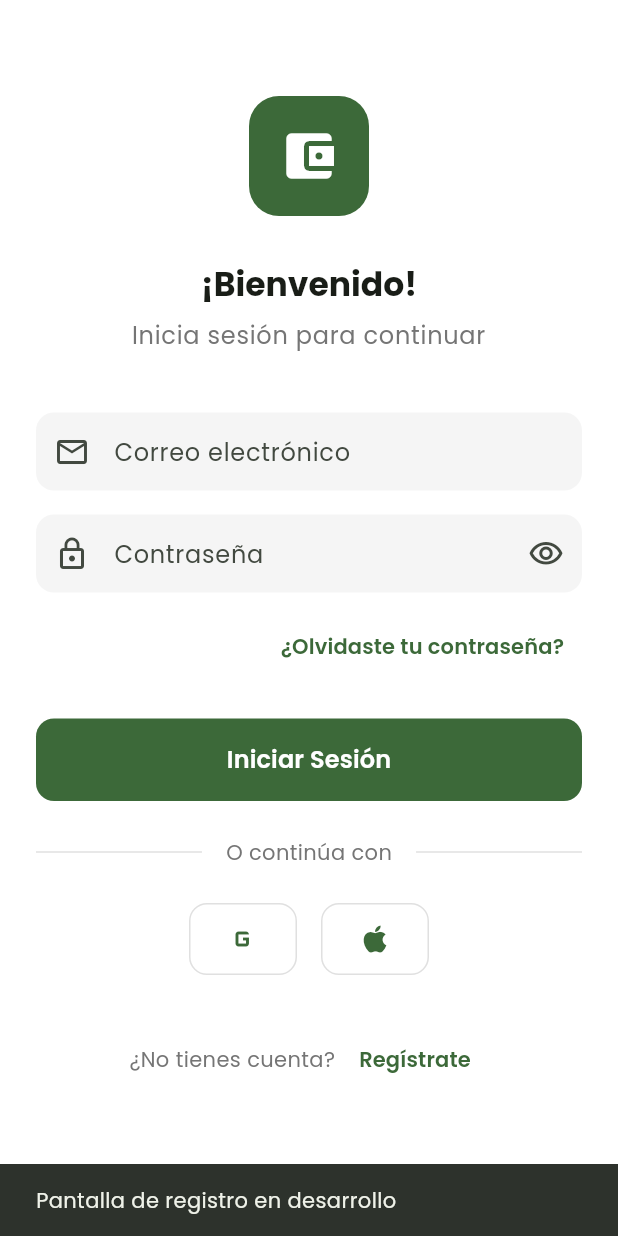
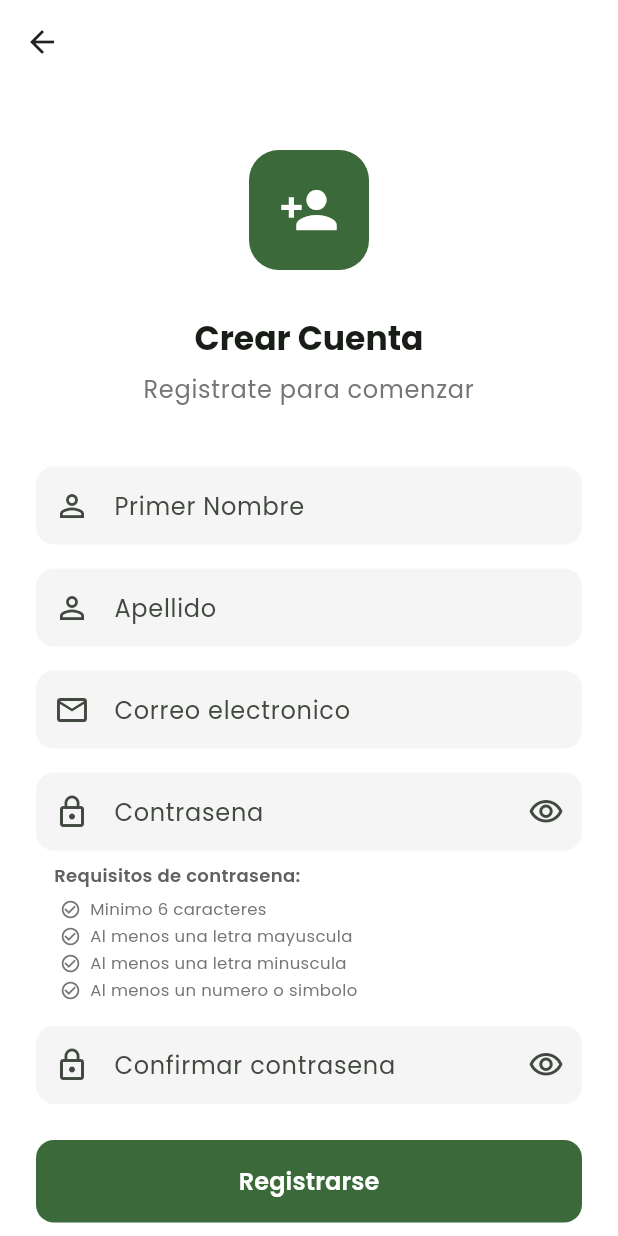
Before and after one commit to Sushiland123/finova_colaborativa, a Flutter app: the LoginScreen screen opened by its route, after a tap on "Regístrate", on a phone screen of 412 x 824 dp. Run offline on Flutter 3.47's test engine with Material 3 defaults, Android fonts, the phone set to English and light mode, and no system bars; drawn by our look-alikes of flutter_animate; our stand-ins replace connectivity_plus, dio, equatable, fl_chart, flutter_riverpod, flutter_secure_storage and 8 more; accounts and stored records are empty.

Commit message:
registro

```diff
--- a/lib/domain/providers/domain_providers.dart
+++ b/lib/domain/providers/domain_providers.dart
@@ -124,6 +124,11 @@ final getCurrentUserUseCaseProvider = Provider<GetCurrentUserUseCase>((ref) {
   return GetCurrentUserUseCase(repository);
 });
 
+final registerUseCaseProvider = Provider<RegisterUseCase>((ref) {
+  final repository = ref.watch(authRepositoryProvider);
+  return RegisterUseCase(repository);
+});
+
 // ============ PROVIDERS DE USE CASES - GROUPS ============
 
 final getUserGroupsUseCaseProvider = Provider<GetUserGroupsUseCase>((ref) {
--- a/lib/domain/usecases/auth_usecases.dart
+++ b/lib/domain/usecases/auth_usecases.dart
@@ -65,3 +65,50 @@ class GetCurrentUserUseCase extends NoParamsUseCase<UserEntity?> {
     return await _repository.getCurrentUser();
   }
 }
+
+/// Use Case: Registro
+class RegisterUseCase extends UseCase<AuthEntity, RegisterParams> {
+  final IAuthRepository _repository;
+
+  RegisterUseCase(this._repository);
+
+  @override
+  Future<AuthEntity> call(RegisterParams params) async {
+    // Validaciones de negocio
+    if (params.name.isEmpty || params.name.length < 2) {
+      throw Exception('El nombre debe tener al menos 2 caracteres');
+    }
+
+    if (params.email.isEmpty || !params.email.contains('@')) {
+      throw Exception('Email invalido');
+    }
+
+    if (params.password.isEmpty || params.password.length < 6) {
+      throw Exception('La contrasena debe tener al menos 6 caracteres');
+    }
+
+    if (params.password != params.confirmPassword) {
+      throw Exception('Las contrasenas no coinciden');
+    }
+
+    return await _repository.register(
+      name: params.name,
+      email: params.email,
+      password: params.password,
+    );
+  }
+}
+
+class RegisterParams {
+  final String name;
+  final String email;
+  final String password;
+  final String confirmPassword;
+
+  RegisterParams({
+    required this.name,
+    required this.email,
+    required this.password,
+    required this.confirmPassword,
+  });
+}
--- a/lib/presentation/screens/auth/login_screen.dart
+++ b/lib/presentation/screens/auth/login_screen.dart
@@ -268,14 +268,7 @@ class _LoginScreenState extends ConsumerState<LoginScreen> {
                       style: TextStyle(color: Colors.grey[600]),
                     ),
                     TextButton(
-                      onPressed: () {
-                        // TODO: Navegar a registro
-                        ScaffoldMessenger.of(context).showSnackBar(
-                          const SnackBar(
-                            content: Text('Pantalla de registro en desarrollo'),
-                          ),
-                        );
-                      },
+                      onPressed: () => context.go('/register'),
                       child: const Text(
                         'Regístrate',
                         style: TextStyle(fontWeight: FontWeight.w600),
--- /dev/null
+++ b/lib/presentation/screens/auth/register_screen.dart
@@ -0,0 +1,493 @@
+import 'package:flutter/material.dart';
+import 'package:go_router/go_router.dart';
+import 'package:provider/provider.dart';
+import 'package:flutter_riverpod/flutter_riverpod.dart';
+import '../../providers/auth_provider.dart';
+import '../../providers/app_provider.dart';
+import 'package:flutter_animate/flutter_animate.dart';
+
+class RegisterScreen extends ConsumerStatefulWidget {
+  const RegisterScreen({Key? key}) : super(key: key);
+
+  @override
+  ConsumerState<RegisterScreen> createState() => _RegisterScreenState();
+}
+
+class _RegisterScreenState extends ConsumerState<RegisterScreen> {
+  final _formKey = GlobalKey<FormState>();
+  final _firstNameController = TextEditingController();
+  final _lastNameController = TextEditingController();
+  final _emailController = TextEditingController();
+  final _passwordController = TextEditingController();
+  final _confirmPasswordController = TextEditingController();
+  bool _isLoading = false;
+  bool _obscurePassword = true;
+  bool _obscureConfirmPassword = true;
+  String? _errorMessage;
+
+  @override
+  Widget build(BuildContext context) {
+    return Scaffold(
+      backgroundColor: Colors.white,
+      appBar: AppBar(
+        backgroundColor: Colors.transparent,
+        elevation: 0,
+        leading: IconButton(
+          icon: const Icon(Icons.arrow_back),
+          onPressed: () => context.go('/login'),
+        ),
+      ),
+      body: SafeArea(
+        child: SingleChildScrollView(
+          padding: const EdgeInsets.all(24),
+          child: Form(
+            key: _formKey,
+            child: Column(
+              crossAxisAlignment: CrossAxisAlignment.stretch,
+              children: [
+                const SizedBox(height: 20),
+
+                // Logo
+                Center(
+                  child: Container(
+                    width: 80,
+                    height: 80,
+                    decoration: BoxDecoration(
+                      color: Theme.of(context).primaryColor,
+                      borderRadius: BorderRadius.circular(20),
+                    ),
+                    child: const Icon(
+                      Icons.person_add,
+                      size: 40,
+                      color: Colors.white,
+                    ),
+                  ),
+                )
+                .animate()
+                .fadeIn()
+                .scale(),
+
+                const SizedBox(height: 32),
+
+                // Título
+                Text(
+                  'Crear Cuenta',
+                  style: Theme.of(context).textTheme.headlineLarge?.copyWith(
+                    fontWeight: FontWeight.bold,
+                  ),
+                  textAlign: TextAlign.center,
+                )
+                .animate()
+                .fadeIn(delay: 200.ms),
+
+                const SizedBox(height: 8),
+
+                Text(
+                  'Registrate para comenzar',
+                  style: Theme.of(context).textTheme.bodyLarge?.copyWith(
+                    color: Colors.grey[600],
+                  ),
+                  textAlign: TextAlign.center,
+                )
+                .animate()
+                .fadeIn(delay: 300.ms),
+
+                const SizedBox(height: 40),
+
+                // Campo Primer Nombre
+                TextFormField(
+                  controller: _firstNameController,
+                  keyboardType: TextInputType.name,
+                  textCapitalization: TextCapitalization.words,
+                  decoration: const InputDecoration(
+                    labelText: 'Primer Nombre',
+                    hintText: 'Juan',
+                    prefixIcon: Icon(Icons.person_outline),
+                  ),
+                  validator: (value) {
+                    if (value == null || value.isEmpty) {
+                      return 'Por favor ingresa tu primer nombre';
+                    }
+                    if (value.length < 2) {
+                      return 'Debe tener al menos 2 caracteres';
+                    }
+                    return null;
+                  },
+                )
+                .animate()
+                .fadeIn(delay: 400.ms)
+                .slideX(begin: -0.1, end: 0),
+
+                const SizedBox(height: 16),
+
+                // Campo Apellido
+                TextFormField(
+                  controller: _lastNameController,
+                  keyboardType: TextInputType.name,
+                  textCapitalization: TextCapitalization.words,
+                  decoration: const InputDecoration(
+                    labelText: 'Apellido',
+                    hintText: 'Perez',
+                    prefixIcon: Icon(Icons.person_outline),
+                  ),
+                  validator: (value) {
+                    if (value == null || value.isEmpty) {
+                      return 'Por favor ingresa tu apellido';
+                    }
+                    if (value.length < 2) {
+                      return 'Debe tener al menos 2 caracteres';
+                    }
+                    return null;
+                  },
+                )
+                .animate()
+                .fadeIn(delay: 450.ms)
+                .slideX(begin: -0.1, end: 0),
+
+                const SizedBox(height: 16),
+
+                // Campo Email
+                TextFormField(
+                  controller: _emailController,
+                  keyboardType: TextInputType.emailAddress,
+                  decoration: const InputDecoration(
+                    labelText: 'Correo electronico',
+                    hintText: 'ejemplo@correo.com',
+                    prefixIcon: Icon(Icons.email_outlined),
+                  ),
+                  validator: (value) {
+                    if (value == null || value.isEmpty) {
+                      return 'Por favor ingresa tu correo';
+                    }
+                    if (!value.contains('@') || !value.contains('.')) {
+                      return 'Ingresa un correo valido (ej: usuario@correo.com)';
+                    }
+                    final parts = value.split('@');
+                    if (parts.length != 2 || parts[0].isEmpty || parts[1].isEmpty) {
+                      return 'Formato de correo invalido';
+                    }
+                    return null;
+                  },
+                )
+                .animate()
+                .fadeIn(delay: 500.ms)
+                .slideX(begin: -0.1, end: 0),
+
+                const SizedBox(height: 16),
+
+                // Campo Contraseña
+                TextFormField(
+                  controller: _passwordController,
+                  obscureText: _obscurePassword,
+                  decoration: InputDecoration(
+                    labelText: 'Contrasena',
+                    hintText: '••••••••',
+                    prefixIcon: const Icon(Icons.lock_outline),
+                    suffixIcon: IconButton(
+                      icon: Icon(
+                        _obscurePassword
+                            ? Icons.visibility_outlined
+                            : Icons.visibility_off_outlined,
+                      ),
+                      onPressed: () {
+                        setState(() {
+                          _obscurePassword = !_obscurePassword;
+                        });
+                      },
+                    ),
+                  ),
+                  validator: (value) {
+                    if (value == null || value.isEmpty) {
+                      return 'Por favor ingresa tu contrasena';
+                    }
+                    if (value.length < 6) {
+                      return 'Minimo 6 caracteres';
+                    }
+                    // Validación backend: mayúscula, minúscula, número o especial
+                    bool hasUppercase = value.contains(RegExp(r'[A-Z]'));
+                    bool hasLowercase = value.contains(RegExp(r'[a-z]'));
+                    bool hasDigitOrSpecial = value.contains(RegExp(r'[0-9!@#$%^&*(),.?":{}|<>]'));
+
+                    if (!hasUppercase || !hasLowercase || !hasDigitOrSpecial) {
+                      return 'Debe tener mayuscula, minuscula y numero/simbolo';
+                    }
+                    return null;
+                  },
+                )
+                .animate()
+                .fadeIn(delay: 600.ms)
+                .slideX(begin: -0.1, end: 0),
+
+                const SizedBox(height: 8),
+
+                // Requisitos de contraseña
+                Padding(
+                  padding: const EdgeInsets.symmetric(horizontal: 12),
+                  child: Column(
+                    crossAxisAlignment: CrossAxisAlignment.start,
+                    children: [
+                      Text(
+                        'Requisitos de contrasena:',
+                        style: TextStyle(
+                          fontSize: 12,
+                          color: Colors.grey[700],
+                          fontWeight: FontWeight.w600,
+                        ),
+                      ),
+                      const SizedBox(height: 4),
+                      _buildPasswordRequirement('Minimo 6 caracteres'),
+                      _buildPasswordRequirement('Al menos una letra mayuscula'),
+                      _buildPasswordRequirement('Al menos una letra minuscula'),
+                      _buildPasswordRequirement('Al menos un numero o simbolo'),
+                    ],
+                  ),
+                )
+                .animate()
+                .fadeIn(delay: 650.ms),
+
+                const SizedBox(height: 16),
+
+                // Campo Confirmar Contraseña
+                TextFormField(
+                  controller: _confirmPasswordController,
+                  obscureText: _obscureConfirmPassword,
+                  decoration: InputDecoration(
+                    labelText: 'Confirmar contrasena',
+                    hintText: '••••••••',
+                    prefixIcon: const Icon(Icons.lock_outline),
+                    suffixIcon: IconButton(
+                      icon: Icon(
+                        _obscureConfirmPassword
+                            ? Icons.visibility_outlined
+                            : Icons.visibility_off_outlined,
+                      ),
+                      onPressed: () {
+                        setState(() {
+                          _obscureConfirmPassword = !_obscureConfirmPassword;
+                        });
+                      },
+                    ),
+                  ),
+                  validator: (value) {
+                    if (value == null || value.isEmpty) {
+                      return 'Por favor confirma tu contrasena';
+                    }
+                    if (value != _passwordController.text) {
+                      return 'Las contrasenas no coinciden';
+                    }
+                    return null;
+                  },
+                )
+                .animate()
+                .fadeIn(delay: 700.ms)
+                .slideX(begin: -0.1, end: 0),
+
+                const SizedBox(height: 24),
+
+                // Mensaje de error
+                if (_errorMessage != null) ...[
+                  Container(
+                    padding: const EdgeInsets.symmetric(vertical: 12, horizontal: 16),
+                    decoration: BoxDecoration(
+                      color: Colors.red.withOpacity(0.1),
+                      borderRadius: BorderRadius.circular(12),
+                      border: Border.all(color: Colors.red.withOpacity(0.3)),
+                    ),
+                    child: Row(
+                      children: [
+                        const Icon(Icons.error_outline, color: Colors.red, size: 20),
+                        const SizedBox(width: 12),
+                        Expanded(
+                          child: Text(
+                            _parseErrorMessage(_errorMessage!),
+                            style: const TextStyle(
+                              color: Colors.red,
+                              fontSize: 13,
+                              fontWeight: FontWeight.w500,
+                            ),
+                          ),
+                        ),
+                        IconButton(
+                          icon: const Icon(Icons.close, size: 18, color: Colors.red),
+                          padding: EdgeInsets.zero,
+                          constraints: const BoxConstraints(),
+                          onPressed: () => setState(() => _errorMessage = null),
+                        ),
+                      ],
+                    ),
+                  )
+                  .animate()
+                  .fadeIn()
+                  .shake(),
+                  const SizedBox(height: 16),
+                ],
+
+                // Botón Registrarse
+                ElevatedButton(
+                  onPressed: _isLoading ? null : _handleRegister,
+                  style: ElevatedButton.styleFrom(
+                    backgroundColor: Theme.of(context).primaryColor,
+                    foregroundColor: Colors.white,
+                    padding: const EdgeInsets.symmetric(vertical: 16),
+                  ),
+                  child: _isLoading
+                      ? const SizedBox(
+                          height: 20,
+                          width: 20,
+                          child: CircularProgressIndicator(
+                            strokeWidth: 2,
+                            valueColor:
+                                AlwaysStoppedAnimation<Color>(Colors.white),
+                          ),
+                        )
+                      : const Text(
+                          'Registrarse',
+                          style: TextStyle(
+                            fontSize: 16,
+                            fontWeight: FontWeight.w600,
+                          ),
+                        ),
+                )
+                .animate()
+                .fadeIn(delay: 800.ms)
+                .slideY(begin: 0.1, end: 0),
+
+                const SizedBox(height: 24),
+
+                // Ya tienes cuenta
+                Row(
+                  mainAxisAlignment: MainAxisAlignment.center,
+                  children: [
+                    Text(
+                      'Ya tienes cuenta? ',
+                      style: TextStyle(color: Colors.grey[600]),
+                    ),
+                    TextButton(
+                      onPressed: () => context.go('/login'),
+                      child: const Text(
+                        'Inicia sesion',
+                        style: TextStyle(fontWeight: FontWeight.w600),
+                      ),
+                    ),
+                  ],
+                )
+                .animate()
+                .fadeIn(delay: 900.ms),
+              ],
+            ),
+          ),
+        ),
+      ),
+    );
+  }
+
+  Future<void> _handleRegister() async {
+    if (!_formKey.currentState!.validate()) return;
+
+    setState(() {
+      _isLoading = true;
+      _errorMessage = null;
+    });
+
+    try {
+      final authNotifier = ref.read(authNotifierProvider.notifier);
+
+      // Combinar nombre completo para el backend
+      final fullName = '${_firstNameController.text.trim()} ${_lastNameController.text.trim()}';
+
+      await authNotifier.register(
+        name: fullName,
+        email: _emailController.text.trim(),
+        password: _passwordController.text.trim(),
+        confirmPassword: _confirmPasswordController.text.trim(),
+      );
+
+      if (!mounted) return;
+
+      final newState = ref.read(authNotifierProvider);
+
+      if (newState.isAuthenticated) {
+        // Inicializar datos post-registro
+        if (mounted) {
+          context.read<AppProvider>().initializeAfterLogin();
+          // El GoRouter redirigirá automáticamente a /home
+        }
+      } else if (newState.error != null) {
+        if (mounted) {
+          setState(() {
+            _errorMessage = newState.error;
+            _isLoading = false;
+          });
+        }
+      }
+    } catch (e) {
+      if (mounted) {
+        setState(() {
+          _errorMessage = 'Error al registrar: $e';
+          _isLoading = false;
+        });
+      }
+    }
+  }
+
+  @override
+  void dispose() {
+    _firstNameController.dispose();
+    _lastNameController.dispose();
+    _emailController.dispose();
+    _passwordController.dispose();
+    _confirmPasswordController.dispose();
+    super.dispose();
+  }
+
+  Widget _buildPasswordRequirement(String text) {
+    return Padding(
+      padding: const EdgeInsets.only(left: 4, top: 2),
+      child: Row(
+        children: [
+          Icon(
+            Icons.check_circle_outline,
+            size: 14,
+            color: Colors.grey[600],
+          ),
+          const SizedBox(width: 6),
+          Text(
+            text,
+            style: TextStyle(
+              fontSize: 11,
+              color: Colors.grey[600],
+            ),
+          ),
+        ],
+      ),
+    );
+  }
+
+  String _parseErrorMessage(String error) {
+    // Limpiar mensajes de error técnicos para el usuario
+    if (error.contains('Exception:')) {
+      error = error.replaceAll('Exception:', '').trim();
+    }
+
+    // Mensajes comunes del backend
+    if (error.contains('email already exists') || error.contains('ya existe')) {
+      return 'Este correo electronico ya esta registrado';
+    }
+    if (error.contains('password') && error.contains('weak')) {
+      return 'La contrasena no cumple con los requisitos de seguridad';
+    }
+    if (error.contains('invalid email')) {
+      return 'El formato del correo electronico es invalido';
+    }
+    if (error.contains('Network')) {
+      return 'Error de conexion. Verifica tu internet';
+    }
+
+    // Si el error es muy largo, mostrar versión resumida
+    if (error.length > 100) {
+      return 'Error al registrar. Verifica tus datos e intenta nuevamente';
+    }
+
+    return error;
+  }
+}
```
Also changed, not shown: lib/data/datasources/remote/auth_remote_datasource.dart (+12 -0 lines), lib/data/dtos/auth_dtos.dart (+77 -0 lines), lib/data/repositories/auth_repository_impl.dart (+19 -2 lines), lib/presentation/providers/auth_provider.dart (+36 -0 lines), lib/routes/app_router.dart (+7 -1 lines).
